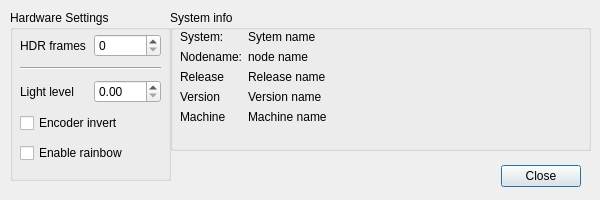
Old version of the form src/VSAGUI/hardwaresettings.ui in the repository jellespijker/VisionSoilAnalyzer.
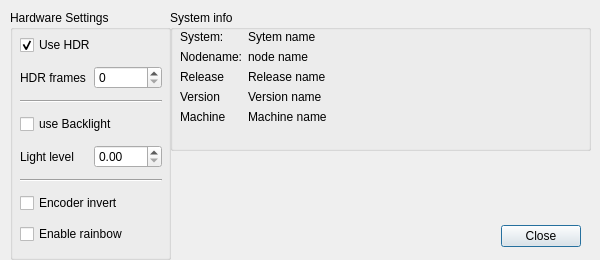
New version of the form. Icons and pictures are not drawn.

Commit message: Settings update to implement backlight projection and enable/disable HDR

What changed in the file:
```diff
--- a/src/VSAGUI/hardwaresettings.ui
+++ b/src/VSAGUI/hardwaresettings.ui
@@ -7,7 +7,7 @@
     <x>0</x>
     <y>0</y>
     <width>600</width>
-    <height>200</height>
+    <height>260</height>
    </rect>
   </property>
   <property name="windowTitle">
@@ -21,7 +21,7 @@
    <property name="geometry">
     <rect>
      <x>490</x>
-     <y>160</y>
+     <y>220</y>
      <width>91</width>
      <height>32</height>
     </rect>
@@ -140,7 +140,7 @@
      <x>10</x>
      <y>10</y>
      <width>161</width>
-     <height>171</height>
+     <height>250</height>
     </rect>
    </property>
    <property name="title">
@@ -151,11 +151,21 @@
      <rect>
       <x>10</x>
       <y>20</y>
-      <width>141</width>
-      <height>139</height>
+      <width>142</width>
+      <height>221</height>
      </rect>
     </property>
     <layout class="QVBoxLayout" name="verticalLayout">
+     <item>
+      <widget class="QCheckBox" name="cb_useHDR">
+       <property name="text">
+        <string>Use HDR</string>
+       </property>
+       <property name="checked">
+        <bool>true</bool>
+       </property>
+      </widget>
+     </item>
      <item>
       <layout class="QHBoxLayout" name="horizontalLayout_2">
        <item>
@@ -181,6 +191,13 @@
        </property>
       </widget>
      </item>
+     <item>
+      <widget class="QCheckBox" name="cb_useBacklightProjection">
+       <property name="text">
+        <string>use Backlight</string>
+       </property>
+      </widget>
+     </item>
      <item>
       <layout class="QHBoxLayout" name="horizontalLayout_3">
        <item>
@@ -202,6 +219,13 @@
        </item>
       </layout>
      </item>
+     <item>
+      <widget class="Line" name="line">
+       <property name="orientation">
+        <enum>Qt::Horizontal</enum>
+       </property>
+      </widget>
+     </item>
      <item>
       <widget class="QCheckBox" name="cb_encoderInv">
        <property name="text">
```
Left out of the diff: 32 changed lines with no effect on the pictures. The commit also changes 7 other files.
